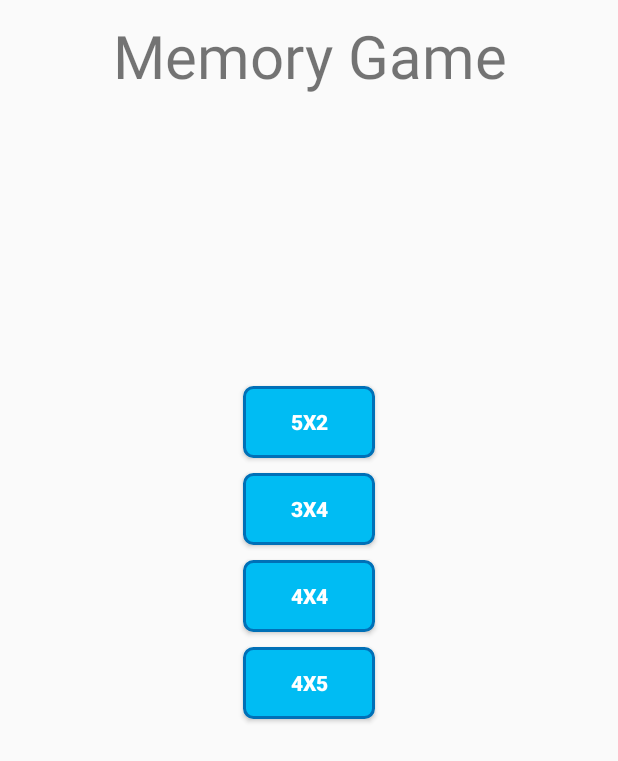
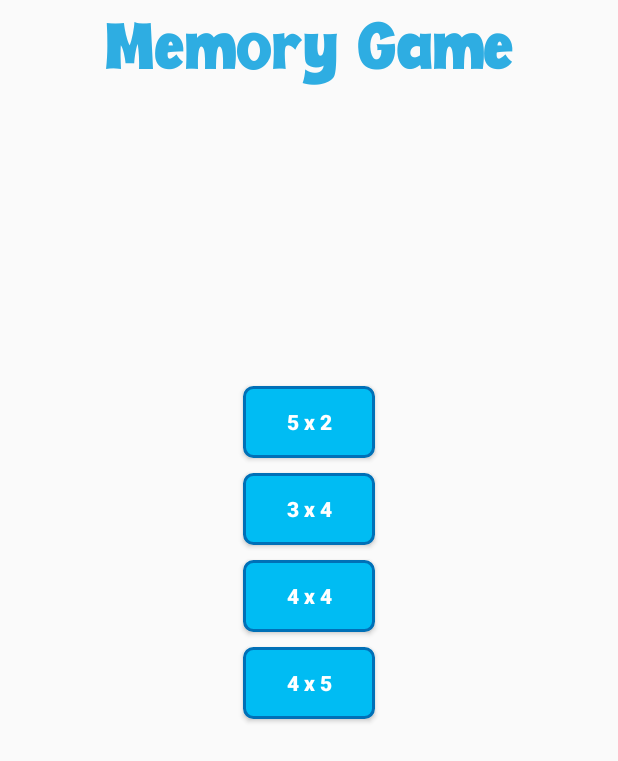
Before and after one commit to jmarsican/memogame, an Android app: the screen it shows after launch (MainActivity), on a phone screen of 412 x 824 dp. Shown: the top 761 px of the screen. Run offline under Robolectric (Android 15) with nearby library versions, the phone set to English and light mode, and no system bars; our stand-ins replace Timber.

Commit message:
Look & feel improvements - Improve lobby text styles

```diff
--- a/app/src/main/res/layout/fragment_lobby.xml
+++ b/app/src/main/res/layout/fragment_lobby.xml
@@ -11,6 +11,8 @@
         android:layout_width="match_parent"
         android:layout_height="wrap_content"
         android:text="@string/lobby_hint"
+        android:textColor="@color/colorPrimaryDark"
+        android:fontFamily="@font/bronson"
         android:textAlignment="center"
         android:layout_marginTop="@dimen/distance_between_cards"
         android:textSize="40sp"
@@ -22,7 +24,7 @@
         android:id="@+id/btn_level_0"
         android:layout_width="wrap_content"
         android:layout_height="wrap_content"
-        android:text="5x2"
+        android:text="5 x 2"
         style="@style/lobby_btn"
         app:layout_constraintEnd_toEndOf="parent"
         app:layout_constraintStart_toStartOf="parent"
@@ -32,7 +34,7 @@
         android:id="@+id/btn_level_1"
         android:layout_width="wrap_content"
         android:layout_height="wrap_content"
-        android:text="3x4"
+        android:text="3 x 4"
         style="@style/lobby_btn"
         app:layout_constraintEnd_toEndOf="parent"
         app:layout_constraintStart_toStartOf="parent"
@@ -42,7 +44,7 @@
         android:id="@+id/btn_level_2"
         android:layout_width="wrap_content"
         android:layout_height="wrap_content"
-        android:text="4x4"
+        android:text="4 x 4"
         style="@style/lobby_btn"
         app:layout_constraintEnd_toEndOf="parent"
         app:layout_constraintStart_toStartOf="parent"
@@ -52,7 +54,7 @@
         android:id="@+id/btn_level_3"
         android:layout_width="wrap_content"
         android:layout_height="wrap_content"
-        android:text="4x5"
+        android:text="4 x 5"
         style="@style/lobby_btn"
         app:layout_constraintEnd_toEndOf="parent"
         app:layout_constraintStart_toStartOf="parent"
--- a/app/src/main/res/values/styles.xml
+++ b/app/src/main/res/values/styles.xml
@@ -11,6 +11,7 @@
     <style name="lobby_btn" >
         <item name="android:textStyle">bold</item>
         <item name="android:textColor">@android:color/white</item>
+        <item name="android:textAllCaps">false</item>
         <item name="android:background">@drawable/lobby_buttons</item>
         <item name="android:layout_marginTop">@dimen/distance_between_cards</item>
     </style>
```
Also changed, not shown: app/src/main/res/font/bronson.ttf (added).
